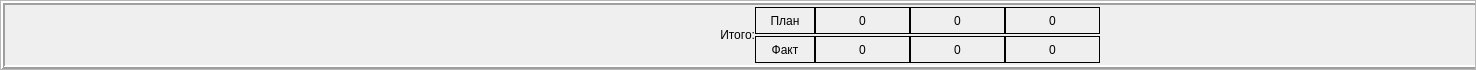
The window that client/src/educationwork/educationalfooter.ui (rainovskyqt/teacher_plan) describes before a commit, drawn with Qt 5.
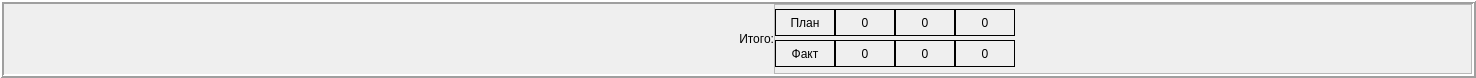
The same window after the commit.

The edit to the form file:
```diff
--- a/client/src/educationwork/educationalfooter.ui
+++ b/client/src/educationwork/educationalfooter.ui
@@ -36,53 +36,69 @@
     <number>0</number>
    </property>
    <item>
-    <widget class="QScrollArea" name="scrollArea">
-     <property name="verticalScrollBarPolicy">
-      <enum>Qt::ScrollBarAlwaysOff</enum>
+    <widget class="QFrame" name="frame">
+     <property name="frameShape">
+      <enum>QFrame::Box</enum>
      </property>
-     <property name="horizontalScrollBarPolicy">
-      <enum>Qt::ScrollBarAlwaysOff</enum>
+     <property name="frameShadow">
+      <enum>QFrame::Raised</enum>
      </property>
-     <property name="widgetResizable">
-      <bool>true</bool>
+     <property name="lineWidth">
+      <number>2</number>
      </property>
-     <widget class="QWidget" name="scrollAreaWidgetContents">
-      <property name="geometry">
-       <rect>
-        <x>0</x>
-        <y>0</y>
-        <width>1714</width>
-        <height>68</height>
-       </rect>
+     <layout class="QHBoxLayout" name="horizontalLayout_2">
+      <property name="spacing">
+       <number>0</number>
       </property>
-      <layout class="QVBoxLayout" name="verticalLayout_4">
-       <property name="spacing">
-        <number>0</number>
-       </property>
-       <property name="leftMargin">
-        <number>0</number>
-       </property>
-       <property name="topMargin">
-        <number>0</number>
-       </property>
-       <property name="rightMargin">
-        <number>0</number>
-       </property>
-       <property name="bottomMargin">
-        <number>0</number>
-       </property>
-       <item>
-        <widget class="QFrame" name="frame">
-         <property name="frameShape">
-          <enum>QFrame::Box</enum>
+      <property name="leftMargin">
+       <number>0</number>
+      </property>
+      <property name="topMargin">
+       <number>0</number>
+      </property>
+      <property name="rightMargin">
+       <number>0</number>
+      </property>
+      <property name="bottomMargin">
+       <number>0</number>
+      </property>
+      <item>
+       <widget class="QLabel" name="label">
+        <property name="minimumSize">
+         <size>
+          <width>770</width>
+          <height>54</height>
+         </size>
+        </property>
+        <property name="text">
+         <string>Итого:</string>
+        </property>
+        <property name="alignment">
+         <set>Qt::AlignRight|Qt::AlignTrailing|Qt::AlignVCenter</set>
+        </property>
+       </widget>
+      </item>
+      <item>
+       <widget class="QScrollArea" name="scrollArea">
+        <property name="verticalScrollBarPolicy">
+         <enum>Qt::ScrollBarAlwaysOff</enum>
+        </property>
+        <property name="horizontalScrollBarPolicy">
+         <enum>Qt::ScrollBarAlwaysOff</enum>
+        </property>
+        <property name="widgetResizable">
+         <bool>true</bool>
+        </property>
+        <widget class="QWidget" name="scrollAreaWidgetContents">
+         <property name="geometry">
+          <rect>
+           <x>0</x>
+           <y>0</y>
+           <width>852</width>
+           <height>60</height>
+          </rect>
          </property>
-         <property name="frameShadow">
-          <enum>QFrame::Raised</enum>
-         </property>
-         <property name="lineWidth">
-          <number>2</number>
-         </property>
-         <layout class="QHBoxLayout" name="horizontalLayout" stretch="0,0,0,1,0,0">
+         <layout class="QHBoxLayout" name="horizontalLayout" stretch="0,1,0,0">
           <property name="spacing">
            <number>0</number>
           </property>
@@ -98,29 +114,6 @@
           <property name="bottomMargin">
            <number>0</number>
           </property>
-          <item>
-           <layout class="QVBoxLayout" name="verticalLayout_3">
-            <property name="spacing">
-             <number>0</number>
-            </property>
-           </layout>
-          </item>
-          <item>
-           <widget class="QLabel" name="label">
-            <property name="minimumSize">
-             <size>
-              <width>750</width>
-              <height>54</height>
-             </size>
-            </property>
-            <property name="text">
-             <string>Итого:</string>
-            </property>
-            <property name="alignment">
-             <set>Qt::AlignRight|Qt::AlignTrailing|Qt::AlignVCenter</set>
-            </property>
-           </widget>
-          </item>
           <item>
            <layout class="QVBoxLayout" name="verticalLayout_2">
             <property name="spacing">
@@ -218,13 +211,13 @@
               </property>
               <property name="minimumSize">
                <size>
-                <width>95</width>
+                <width>60</width>
                 <height>27</height>
                </size>
               </property>
               <property name="maximumSize">
                <size>
-                <width>95</width>
+                <width>60</width>
                 <height>27</height>
                </size>
               </property>
@@ -252,13 +245,13 @@
               </property>
               <property name="minimumSize">
                <size>
-                <width>95</width>
+                <width>60</width>
                 <height>27</height>
                </size>
               </property>
               <property name="maximumSize">
                <size>
-                <width>95</width>
+                <width>60</width>
                 <height>27</height>
                </size>
               </property>
@@ -286,13 +279,13 @@
               </property>
               <property name="minimumSize">
                <size>
-                <width>95</width>
+                <width>60</width>
                 <height>27</height>
                </size>
               </property>
               <property name="maximumSize">
                <size>
-                <width>95</width>
+                <width>60</width>
                 <height>27</height>
                </size>
               </property>
@@ -320,13 +313,13 @@
               </property>
               <property name="minimumSize">
                <size>
-                <width>95</width>
+                <width>60</width>
                 <height>27</height>
                </size>
               </property>
               <property name="maximumSize">
                <size>
-                <width>95</width>
+                <width>60</width>
                 <height>27</height>
                </size>
               </property>
@@ -354,13 +347,13 @@
               </property>
               <property name="minimumSize">
                <size>
-                <width>95</width>
+                <width>60</width>
                 <height>27</height>
                </size>
               </property>
               <property name="maximumSize">
                <size>
-                <width>95</width>
+                <width>60</width>
                 <height>27</height>
                </size>
               </property>
@@ -388,13 +381,13 @@
               </property>
               <property name="minimumSize">
                <size>
-                <width>95</width>
+                <width>60</width>
                 <height>27</height>
                </size>
               </property>
               <property name="maximumSize">
                <size>
-                <width>95</width>
+                <width>60</width>
                 <height>27</height>
                </size>
               </property>
@@ -432,9 +425,9 @@
           </item>
          </layout>
         </widget>
-       </item>
-      </layout>
-     </widget>
+       </widget>
+      </item>
+     </layout>
     </widget>
    </item>
   </layout>
```
